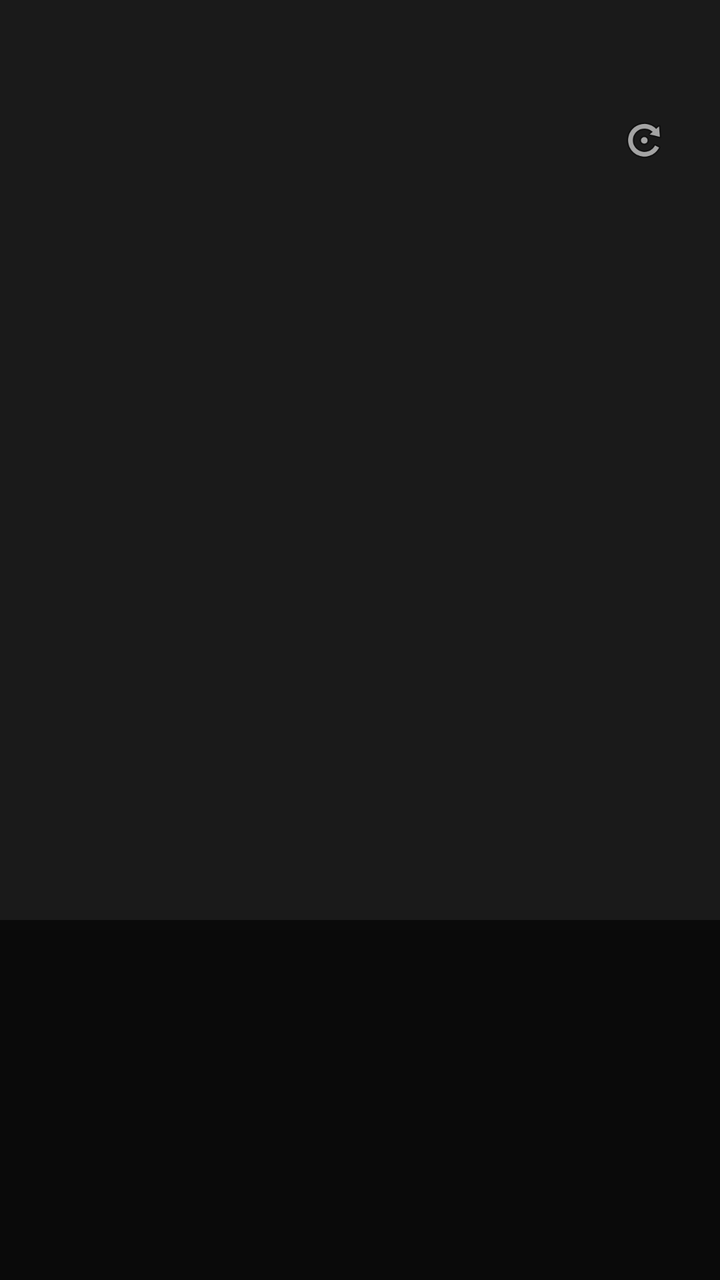
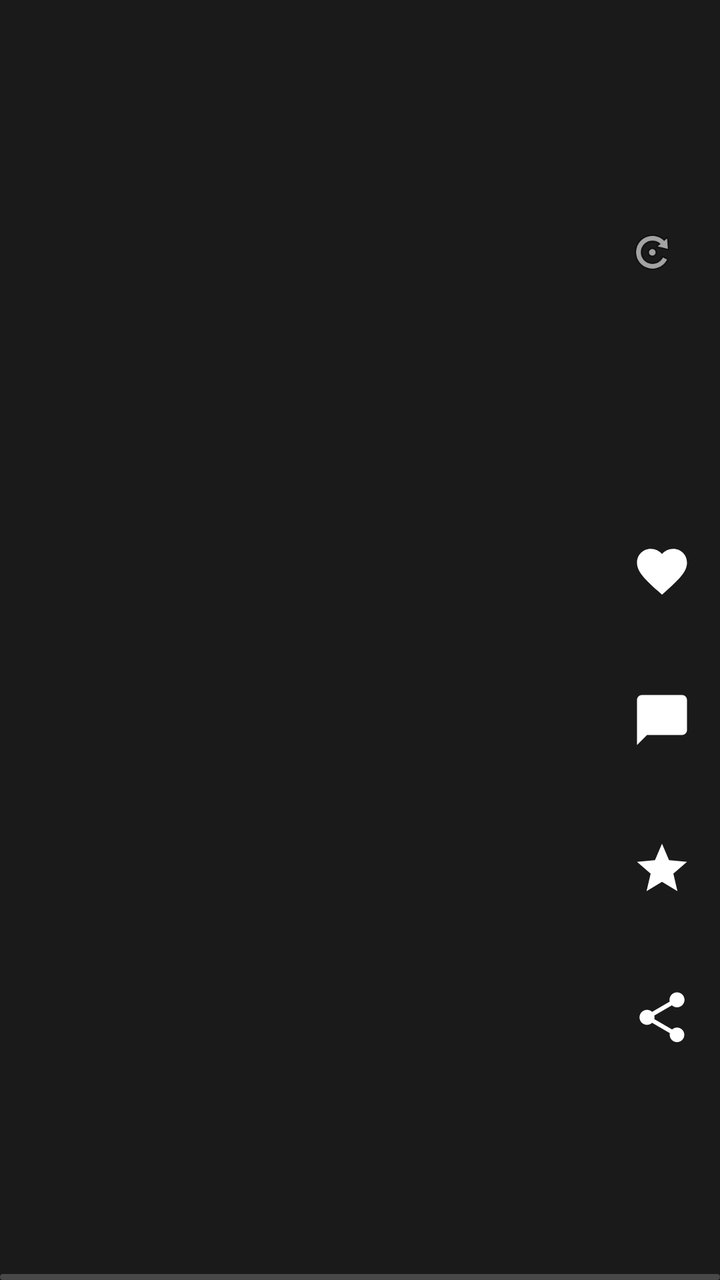

Screens rendered from an Android XML layout before and after an edit, with the pre-edit source and the edit as a unified diff.
<!-- AndroidManifest.xml: application theme Theme.FeedBPlan -->
<!-- res/layout/item_feed.xml -->
<?xml version="1.0" encoding="utf-8"?>
<FrameLayout
    xmlns:android="http://schemas.android.com/apk/res/android"
    android:layout_width="match_parent"
    android:layout_height="match_parent"
    android:background="@color/black">

    
    <TextureView
        android:id="@+id/texture"
        android:layout_width="match_parent"
        android:layout_height="match_parent" />

    
    <View
        android:id="@+id/cover"
        android:layout_width="match_parent"
        android:layout_height="match_parent"
        android:background="#FF1A1A1A" />

    
    <View
        android:layout_width="match_parent"
        android:layout_height="180dp"
        android:layout_gravity="bottom"
        android:background="#99000000" />

    <TextView
        android:id="@+id/tvTitle"
        android:layout_width="match_parent"
        android:layout_height="wrap_content"
        android:layout_gravity="bottom"
        android:layout_marginStart="20dp"
        android:layout_marginEnd="20dp"
        android:layout_marginBottom="36dp"
        android:textColor="@color/white"
        android:textSize="16sp"
        android:textStyle="bold" />

    
    <ImageView
        android:id="@+id/ivPause"
        android:layout_width="72dp"
        android:layout_height="72dp"
        android:layout_gravity="center"
        android:alpha="0.8"
        android:src="@android:drawable/ic_media_play"
        android:visibility="gone"
        android:contentDescription="paused" />

    
    <ImageView
        android:id="@+id/btnFullscreen"
        android:layout_width="44dp"
        android:layout_height="44dp"
        android:layout_gravity="top|end"
        android:layout_marginTop="48dp"
        android:layout_marginEnd="16dp"
        android:padding="10dp"
        android:src="@android:drawable/ic_menu_rotate"
        android:background="?attr/selectableItemBackgroundBorderless"
        android:contentDescription="fullscreen" />

</FrameLayout>
<!-- resources referenced by this layout -->
<resources>
  <color name="black">#FF000000</color>
  <color name="white">#FFFFFFFF</color>
  <style name="Theme.FeedBPlan" parent="Theme.Material3.DayNight.NoActionBar">
          <item name="android:statusBarColor">@color/black</item>
          <item name="android:windowBackground">@color/dark_bg</item>
      </style>
  <color name="dark_bg">#FF111111</color>
</resources>

<!-- the commit's change to res/layout/item_feed.xml (unified diff, before → after) -->
@@ -1,6 +1,7 @@
 <?xml version="1.0" encoding="utf-8"?>
-<FrameLayout
+<androidx.constraintlayout.widget.ConstraintLayout
     xmlns:android="http://schemas.android.com/apk/res/android"
+    xmlns:app="http://schemas.android.com/apk/res-auto"
     android:layout_width="match_parent"
     android:layout_height="match_parent"
     android:background="@color/black">
@@ -8,57 +9,171 @@
     
     <TextureView
         android:id="@+id/texture"
-        android:layout_width="match_parent"
-        android:layout_height="match_parent" />
+        android:layout_width="0dp"
+        android:layout_height="0dp"
+        app:layout_constraintTop_toTopOf="parent"
+        app:layout_constraintBottom_toBottomOf="parent"
+        app:layout_constraintStart_toStartOf="parent"
+        app:layout_constraintEnd_toEndOf="parent" />
 
     
     <View
         android:id="@+id/cover"
-        android:layout_width="match_parent"
-        android:layout_height="match_parent"
-        android:background="#FF1A1A1A" />
+        android:layout_width="0dp"
+        android:layout_height="0dp"
+        android:background="#FF1A1A1A"
+        app:layout_constraintTop_toTopOf="parent"
+        app:layout_constraintBottom_toBottomOf="parent"
+        app:layout_constraintStart_toStartOf="parent"
+        app:layout_constraintEnd_toEndOf="parent" />
 
     
-    <View
-        android:layout_width="match_parent"
-        android:layout_height="180dp"
-        android:layout_gravity="bottom"
-        android:background="#99000000" />
+    <LinearLayout
+        android:id="@+id/actionColumn"
+        android:layout_width="wrap_content"
+        android:layout_height="wrap_content"
+        android:orientation="vertical"
+        android:gravity="center_horizontal"
+        android:layout_marginEnd="10dp"
+        android:layout_marginBottom="96dp"
+        app:layout_constraintEnd_toEndOf="parent"
+        app:layout_constraintBottom_toBottomOf="parent">
+
+        <ImageView
+            android:id="@+id/btnLike"
+            android:layout_width="38dp"
+            android:layout_height="38dp"
+            android:padding="4dp"
+            android:src="@drawable/ic_heart"
+            android:background="?attr/selectableItemBackgroundBorderless"
+            android:contentDescription="like" />
+        <TextView
+            android:id="@+id/tvLikeCount"
+            android:layout_width="wrap_content"
+            android:layout_height="wrap_content"
+            android:layout_marginBottom="20dp"
+            android:textColor="@color/white"
+            android:textSize="12sp" />
+
+        <ImageView
+            android:id="@+id/btnComment"
+            android:layout_width="38dp"
+            android:layout_height="38dp"
+            android:padding="4dp"
+            android:src="@drawable/ic_comment"
+            android:background="?attr/selectableItemBackgroundBorderless"
+            android:contentDescription="comment" />
+        <TextView
+            android:id="@+id/tvCommentCount"
+            android:layout_width="wrap_content"
+            android:layout_height="wrap_content"
+            android:layout_marginBottom="20dp"
+            android:textColor="@color/white"
+            android:textSize="12sp" />
+
+        <ImageView
+            android:id="@+id/btnCollect"
+            android:layout_width="38dp"
+            android:layout_height="38dp"
+            android:padding="4dp"
+            android:src="@drawable/ic_collect"
+            android:background="?attr/selectableItemBackgroundBorderless"
+            android:contentDescription="collect" />
+        <TextView
+            android:id="@+id/tvCollectCount"
+            android:layout_width="wrap_content"
+            android:layout_height="wrap_content"
+            android:layout_marginBottom="20dp"
+            android:textColor="@color/white"
+            android:textSize="12sp" />
+
+        <ImageView
+            android:id="@+id/btnShare"
+            android:layout_width="38dp"
+            android:layout_height="38dp"
+            android:padding="4dp"
+            android:src="@drawable/ic_share"
+            android:background="?attr/selectableItemBackgroundBorderless"
+            android:contentDescription="share" />
+        <TextView
+            android:id="@+id/tvShareCount"
+            android:layout_width="wrap_content"
+            android:layout_height="wrap_content"
+            android:textColor="@color/white"
+            android:textSize="12sp" />
+    </LinearLayout>
+
+    
+    <TextView
+        android:id="@+id/tvAuthor"
+        android:layout_width="0dp"
+        android:layout_height="wrap_content"
+        android:layout_marginStart="16dp"
+        android:layout_marginEnd="12dp"
+        android:layout_marginBottom="8dp"
+        android:textColor="@color/white"
+        android:textSize="15sp"
+        android:textStyle="bold"
+        app:layout_constraintStart_toStartOf="parent"
+        app:layout_constraintEnd_toStartOf="@id/actionColumn"
+        app:layout_constraintBottom_toTopOf="@id/tvTitle" />
 
     <TextView
         android:id="@+id/tvTitle"
-        android:layout_width="match_parent"
+        android:layout_width="0dp"
         android:layout_height="wrap_content"
-        android:layout_gravity="bottom"
-        android:layout_marginStart="20dp"
-        android:layout_marginEnd="20dp"
-        android:layout_marginBottom="36dp"
-        android:textColor="@color/white"
-        android:textSize="16sp"
-        android:textStyle="bold" />
+        android:layout_marginStart="16dp"
+        android:layout_marginEnd="12dp"
+        android:layout_marginBottom="34dp"
+        android:textColor="#E6FFFFFF"
+        android:textSize="14sp"
+        android:maxLines="2"
+        android:ellipsize="end"
+        app:layout_constraintStart_toStartOf="parent"
+        app:layout_constraintEnd_toStartOf="@id/actionColumn"
+        app:layout_constraintBottom_toBottomOf="parent" />
+
+    
+    <ProgressBar
+        android:id="@+id/progressBar"
+        style="@android:style/Widget.ProgressBar.Horizontal"
+        android:layout_width="0dp"
+        android:layout_height="3dp"
+        android:minHeight="0dp"
+        android:max="1000"
+        android:progress="0"
+        android:progressTint="#FFFFFF"
+        android:progressBackgroundTint="#33FFFFFF"
+        app:layout_constraintBottom_toBottomOf="parent"
+        app:layout_constraintStart_toStartOf="parent"
+        app:layout_constraintEnd_toEndOf="parent" />
 
     
     <ImageView
         android:id="@+id/ivPause"
         android:layout_width="72dp"
         android:layout_height="72dp"
-        android:layout_gravity="center"
         android:alpha="0.8"
         android:src="@android:drawable/ic_media_play"
         android:visibility="gone"
-        android:contentDescription="paused" />
+        android:contentDescription="paused"
+        app:layout_constraintTop_toTopOf="parent"
+        app:layout_constraintBottom_toBottomOf="parent"
+        app:layout_constraintStart_toStartOf="parent"
+        app:layout_constraintEnd_toEndOf="parent" />
 
     
     <ImageView
         android:id="@+id/btnFullscreen"
         android:layout_width="44dp"
         android:layout_height="44dp"
-        android:layout_gravity="top|end"
-        android:layout_marginTop="48dp"
-        android:layout_marginEnd="16dp"
+        android:layout_marginTop="104dp"
+        android:layout_marginEnd="12dp"
         android:padding="10dp"
         android:src="@android:drawable/ic_menu_rotate"
         android:background="?attr/selectableItemBackgroundBorderless"
-        android:contentDescription="fullscreen" />
+        android:contentDescription="fullscreen"
+        app:layout_constraintTop_toTopOf="parent"
+        app:layout_constraintEnd_toEndOf="parent" />
 
-</FrameLayout>
+</androidx.constraintlayout.widget.ConstraintLayout>
<!-- resource entries referenced after the edit -->
@@ -2,6 +2,34 @@
 <resources>
   <color name="black">#FF000000</color>
   <color name="white">#FFFFFFFF</color>
+  <!-- drawable ic_collect (drawable) -->
+  <vector xmlns:android="http://schemas.android.com/apk/res/android"
+      android:width="24dp" android:height="24dp"
+      android:viewportWidth="24" android:viewportHeight="24">
+      <path android:fillColor="#FFFFFF"
+          android:pathData="M12,17.27L18.18,21l-1.64,-7.03L22,9.24l-7.19,-0.61L12,2 9.19,8.63 2,9.24l5.46,4.73L5.82,21z" />
+  </vector>
+  <!-- drawable ic_comment (drawable) -->
+  <vector xmlns:android="http://schemas.android.com/apk/res/android"
+      android:width="24dp" android:height="24dp"
+      android:viewportWidth="24" android:viewportHeight="24">
+      <path android:fillColor="#FFFFFF"
+          android:pathData="M20,2L4,2c-1.1,0 -2,0.9 -2,2v18l4,-4h14c1.1,0 2,-0.9 2,-2L22,4c0,-1.1 -0.9,-2 -2,-2z" />
+  </vector>
+  <!-- drawable ic_heart (drawable) -->
+  <vector xmlns:android="http://schemas.android.com/apk/res/android"
+      android:width="24dp" android:height="24dp"
+      android:viewportWidth="24" android:viewportHeight="24">
+      <path android:fillColor="#FFFFFF"
+          android:pathData="M12,21.35l-1.45,-1.32C5.4,15.36 2,12.28 2,8.5 2,5.42 4.42,3 7.5,3c1.74,0 3.41,0.81 4.5,2.09C13.09,3.81 14.76,3 16.5,3 19.58,3 22,5.42 22,8.5c0,3.78 -3.4,6.86 -8.55,11.54L12,21.35z" />
+  </vector>
+  <!-- drawable ic_share (drawable) -->
+  <vector xmlns:android="http://schemas.android.com/apk/res/android"
+      android:width="24dp" android:height="24dp"
+      android:viewportWidth="24" android:viewportHeight="24">
+      <path android:fillColor="#FFFFFF"
+          android:pathData="M18,16.08c-0.76,0 -1.44,0.3 -1.96,0.77L8.91,12.7c0.05,-0.23 0.09,-0.46 0.09,-0.7s-0.04,-0.47 -0.09,-0.7l7.05,-4.11c0.54,0.5 1.25,0.81 2.04,0.81 1.66,0 3,-1.34 3,-3s-1.34,-3 -3,-3 -3,1.34 -3,3c0,0.24 0.04,0.47 0.09,0.7L8.04,9.81C7.5,9.31 6.79,9 6,9c-1.66,0 -3,1.34 -3,3s1.34,3 3,3c0.79,0 1.5,-0.31 2.04,-0.81l7.12,4.16c-0.05,0.21 -0.08,0.43 -0.08,0.65 0,1.61 1.31,2.92 2.92,2.92 1.61,0 2.92,-1.31 2.92,-2.92s-1.31,-2.92 -2.92,-2.92z" />
+  </vector>
   <style name="Theme.FeedBPlan" parent="Theme.Material3.DayNight.NoActionBar">
           <item name="android:statusBarColor">@color/black</item>
           <item name="android:windowBackground">@color/dark_bg</item>
